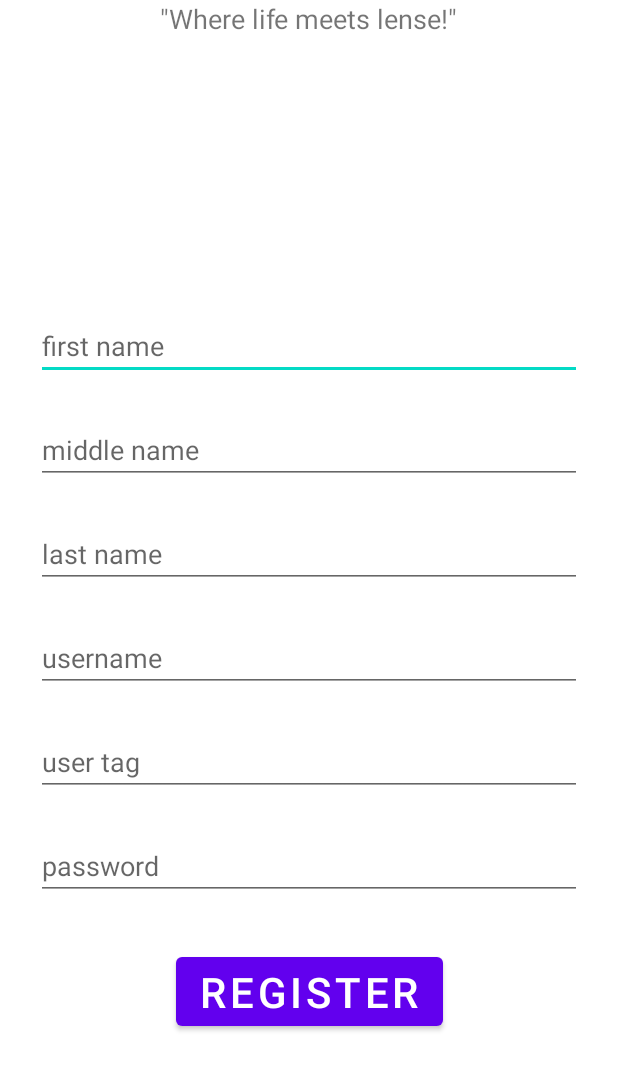
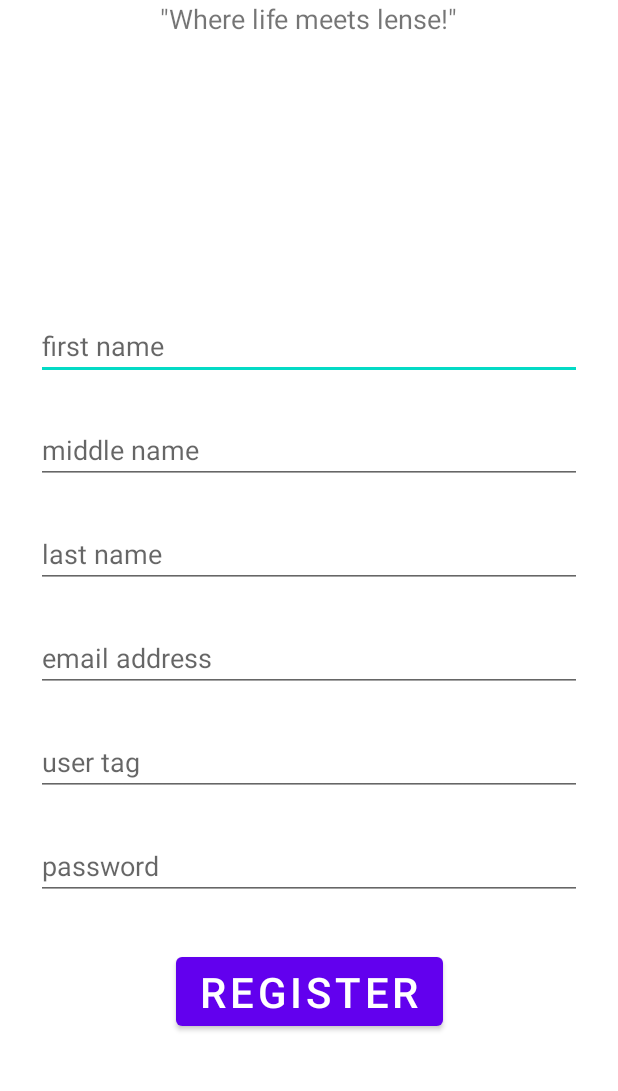
Before and after one commit to jhurd1/Phojo, an Android app: the Register screen opened directly, with no data from a screen before it, on a phone screen of 412 x 824 dp, the part 93-1184 px from its top. Run offline under Robolectric (Android 15) with nearby library versions, the phone set to English and light mode, and no system bars; our stand-ins replace Firebase (no records; nobody signed in at launch, a user with empty details on screens opened directly).

Commit message:
Register: changed hint text from username to email address

```diff
--- a/app/src/main/res/layout/activity_register.xml
+++ b/app/src/main/res/layout/activity_register.xml
@@ -72,7 +72,7 @@
         android:layout_marginStart="24dp"
         android:layout_marginEnd="24dp"
         android:layout_marginBottom="24dp"
-        android:hint="username"
+        android:hint="email address"
         app:layout_constraintBottom_toTopOf="@+id/uTag"
         app:layout_constraintEnd_toEndOf="parent"
         app:layout_constraintStart_toStartOf="parent" />
```
